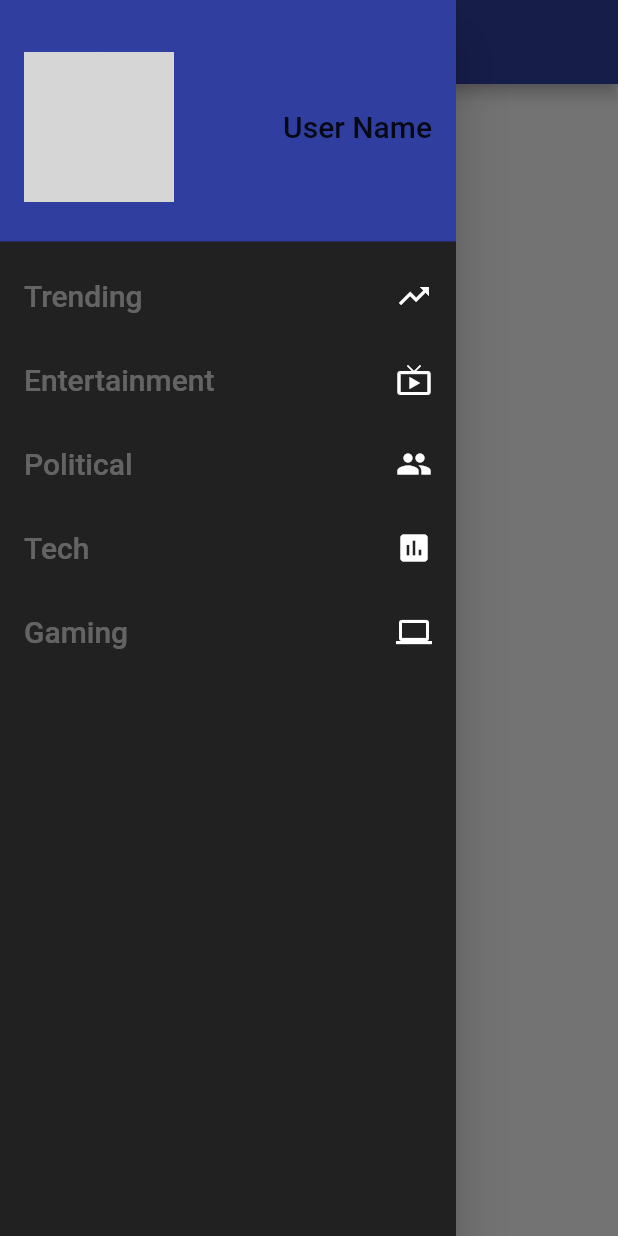
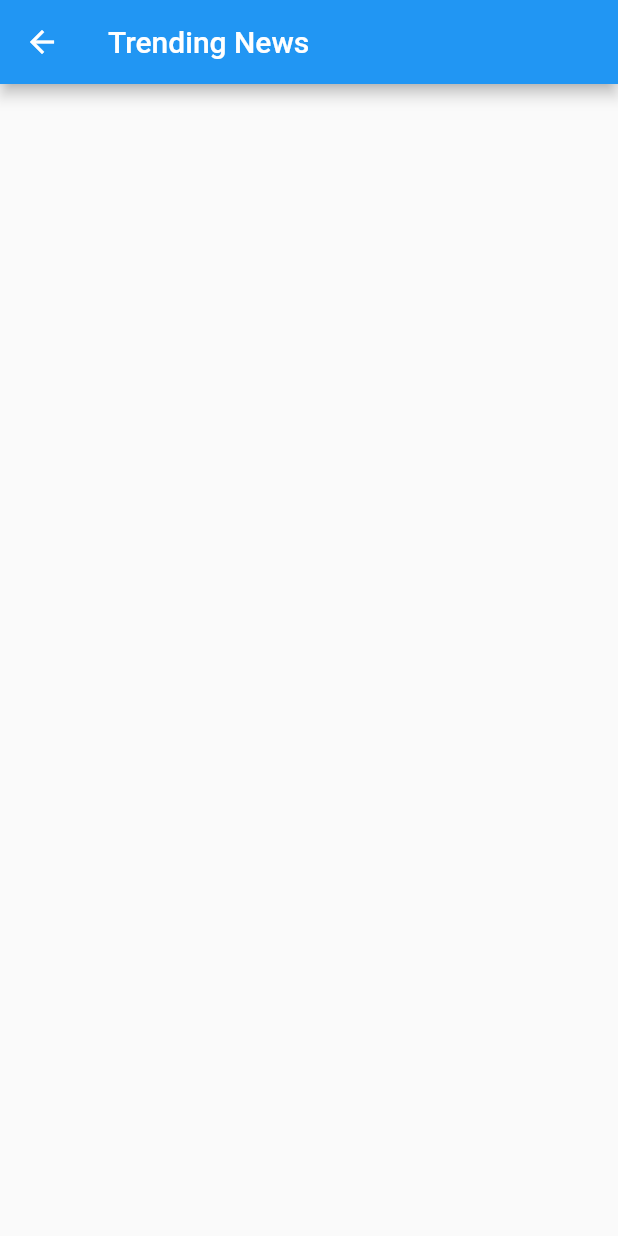
Before and after one commit to SAGAR-RUDAGI/NewsFlix, a Flutter app: the screen it shows after launch, in the side drawer, after a tap on "Trending", on a phone screen of 412 x 824 dp. Run offline on Flutter 3.47's test engine with Material 2 defaults, Android fonts, the phone set to English and light mode, and no system bars; grey boxes are pictures that could not be loaded.

Commit message:
Added Routes

```diff
--- /dev/null
+++ b/newsflix3/lib/Routes/trendingRoute.dart
@@ -0,0 +1,12 @@
+import 'package:flutter/material.dart';
+
+class TrendingRoute extends StatelessWidget{
+  @override
+  Widget build(BuildContext context){
+    return Scaffold(
+      appBar: AppBar(
+        title: Text("Trending News")
+      ),
+    );
+  }
+}
--- a/newsflix3/lib/navigationDrawer.dart
+++ b/newsflix3/lib/navigationDrawer.dart
@@ -1,4 +1,9 @@
 import 'package:flutter/material.dart';
+import 'package:newsflix3/Routes/trendingRoute.dart';
+import 'Routes/entertainmentRoute.dart';
+import 'Routes/politicalRoute.dart';
+import 'Routes/gamingRoute.dart';
+import 'Routes/techRoute.dart';
 
 class NavigationDrawer extends StatelessWidget {
   @override
@@ -18,48 +23,72 @@ Widget menuList(context) {
             child: Stack(
               children: <Widget>[
                 Align(
-                  alignment: Alignment.centerLeft,
-                  child: CircleAvatar(
-                    radius: 50.0,
-                    backgroundImage: NetworkImage("https://f0.pngfuel.com/png/136/22/profile-icon-illustration-user-profile-computer-icons-girl-customer-avatar-png-clip-art.png"),
-                  ),
-                ),
-                Align(
-                    alignment: Alignment.centerRight,
+                    alignment: Alignment.center,
                     child: Text(
-                      "User Name",
-                      style: TextStyle(color: Colors.black87, fontSize: 20.0),
-                    ))
+                      "NewsFlix",
+                      style: TextStyle(color: Colors.white, fontSize: 30.0),
+                    )
+                  )
               ],
             ),
             decoration: BoxDecoration(
               color: Colors.indigo[700],
-            )),
+            )
+            ),
         ListTile(
-          onTap: () {},
+          onTap: () {
+            Navigator.push(
+              context,
+              MaterialPageRoute(builder: (context) => TrendingRoute()),
+            );
+          },
           trailing: Icon(Icons.trending_up, color: Colors.white),
           title: Text("Trending",
-              style: TextStyle(color: Colors.white30, fontSize: 20)),
+              style: TextStyle(color: Colors.white, fontSize: 20)),
         ),
         ListTile(
+          onTap: () {
+            Navigator.push(
+              context,
+              MaterialPageRoute(builder: (context) => EntertainmentRoute()),
+            );
+          },
           trailing: Icon(Icons.live_tv, color: Colors.white),
           title: Text("Entertainment",
-              style: TextStyle(color: Colors.white30, fontSize: 20)),
+              style: TextStyle(color: Colors.white, fontSize: 20)),
         ),
         ListTile(
+          onTap: () {
+            Navigator.push(
+              context,
+              MaterialPageRoute(builder: (context) => PoliticalRoute()),
+            );
+          },
           trailing: Icon(Icons.group, color: Colors.white),
           title: Text("Political",
-              style: TextStyle(color: Colors.white30, fontSize: 20)),
+              style: TextStyle(color: Colors.white, fontSize: 20)),
         ),
         ListTile(
+          onTap: () {
+            Navigator.push(
+              context,
+              MaterialPageRoute(builder: (context) => TechRoute()),
+            );
+          },
           trailing: Icon(Icons.insert_chart, color: Colors.white),
           title: Text("Tech",
-              style: TextStyle(color: Colors.white30, fontSize: 20)),
+              style: TextStyle(color: Colors.white, fontSize: 20)),
         ),
         ListTile(
+          onTap: () {
+            Navigator.push(
+              context,
+              MaterialPageRoute(builder: (context) => GamingRoute()),
+            );
+          },
           trailing: Icon(Icons.laptop, color: Colors.white),
           title: Text("Gaming",
-              style: TextStyle(color: Colors.white30, fontSize: 20)),
+              style: TextStyle(color: Colors.white, fontSize: 20)),
         ),
       ],
     ),
```
Also changed, not shown: newsflix3/lib/Routes/entertainmentRoute.dart (added, +12 -0 lines), newsflix3/lib/Routes/gamingRoute.dart (added, +12 -0 lines), newsflix3/lib/Routes/politicalRoute.dart (added, +12 -0 lines), newsflix3/lib/Routes/techRoute.dart (added, +12 -0 lines), newsflix3/pubspec.lock.
